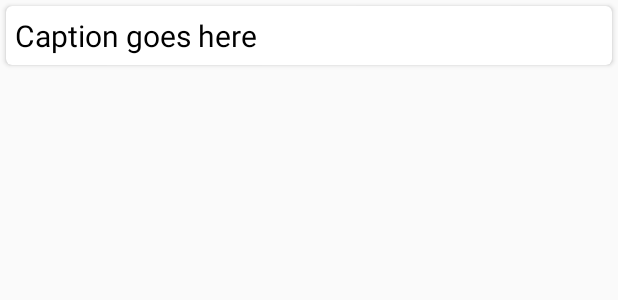
After one commit to Kilkee/PhotoBucket1, an Android app: the layout photobucket_itemview.xml on its own in the app's theme, with its tools: preview values and no code run, on a phone screen of 412 x 824 dp. The commit adds this screen. Shown: the top 300 px of the screen. Run offline under Robolectric (Android 15) with nearby library versions, the phone set to English and light mode, and no system bars.

Commit message:
Preparations for using a recycler view

```diff
--- a/PhotoBucket1/app/build.gradle
+++ b/PhotoBucket1/app/build.gradle
@@ -21,6 +21,7 @@ android {
 dependencies {
     implementation fileTree(dir: 'libs', include: ['*.jar'])
     implementation 'com.android.support:appcompat-v7:28.0.0'
+    implementation 'com.android.support:cardview-v7:28.0.0'
     implementation 'com.android.support.constraint:constraint-layout:1.1.3'
     implementation 'com.android.support:design:28.0.0'
     implementation 'com.google.firebase:firebase-firestore:11.8.0'
--- a/PhotoBucket1/app/src/main/res/layout/activity_main.xml
+++ b/PhotoBucket1/app/src/main/res/layout/activity_main.xml
@@ -28,6 +28,7 @@
         android:layout_height="wrap_content"
         android:layout_gravity="bottom|end"
         android:layout_margin="@dimen/fab_margin"
-        app:srcCompat="@android:drawable/ic_dialog_email" />
+        android:tint="@android:color/white"
+        app:srcCompat="@android:drawable/ic_input_add" />
 
 </android.support.design.widget.CoordinatorLayout>
--- /dev/null
+++ b/PhotoBucket1/app/src/main/res/layout/photobucket_itemview.xml
@@ -0,0 +1,27 @@
+<?xml version="1.0" encoding="utf-8"?>
+<android.support.v7.widget.CardView xmlns:android="http://schemas.android.com/apk/res/android"
+    xmlns:app="http://schemas.android.com/apk/res-auto"
+    app:cardCornerRadius="4dp"
+    android:layout_margin="4dp"
+    android:layout_width="match_parent"
+    android:layout_height="wrap_content">
+
+    <LinearLayout
+        android:padding="6dp"
+        android:orientation="vertical"
+        android:layout_width="match_parent"
+        android:layout_height="wrap_content">
+
+        <TextView
+            android:id="@+id/itemview_caption"
+            android:maxLines="1"
+            android:text="Caption goes here"
+            android:textColor="@android:color/black"
+            android:textSize="20sp"
+            android:layout_width="match_parent"
+            android:layout_height="wrap_content" />
+
+
+    </LinearLayout>
+
+</android.support.v7.widget.CardView>
```
Also changed, not shown: PhotoBucket1/app/src/main/res/layout/content_main.xml (+6 -8 lines).
